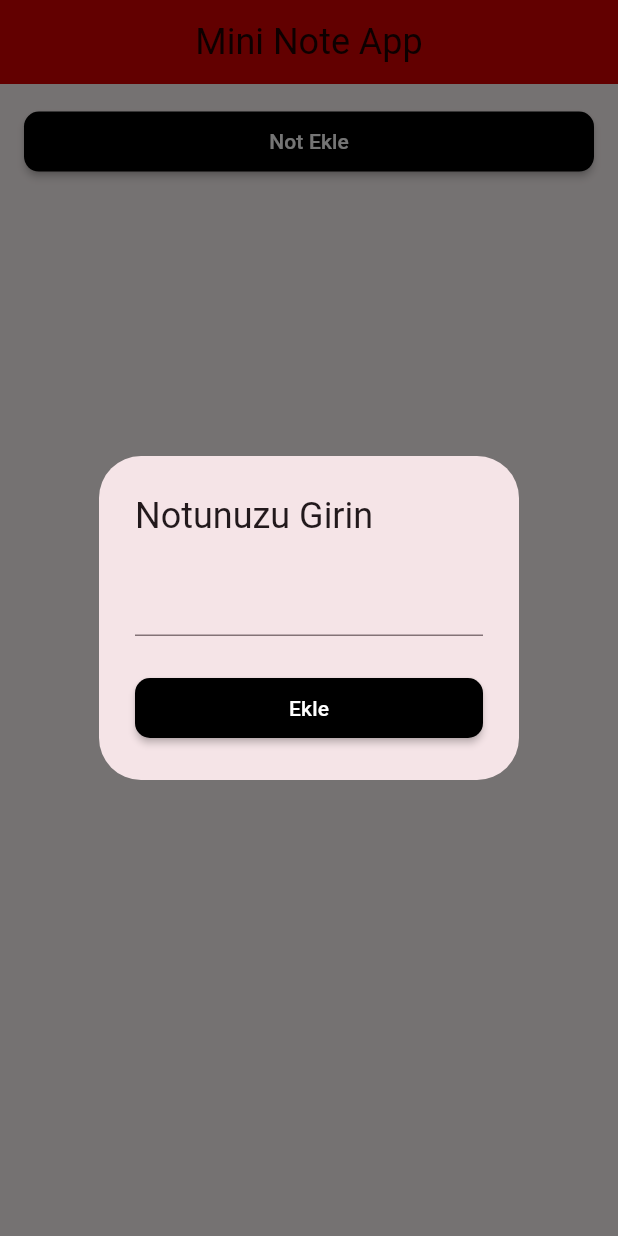
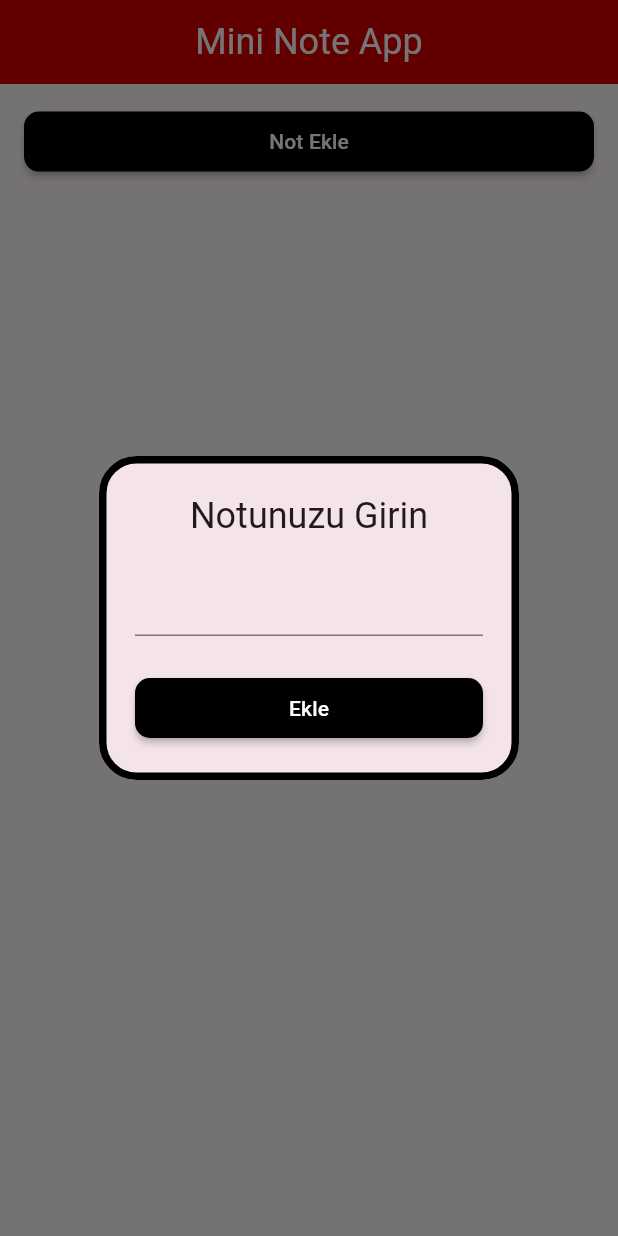
Before and after one commit to IsaTunahan/MiniNoteProject, a Flutter app: the screen it shows after launch, after a tap on "Not Ekle", on a phone screen of 412 x 824 dp. Run offline on Flutter 3.47's test engine with Material 2 defaults, Android fonts, the phone set to English and light mode, and no system bars.

Commit message:
Color changes applied

```diff
--- a/lib/main.dart
+++ b/lib/main.dart
@@ -1,5 +1,6 @@
 import 'package:flutter/material.dart';
 import 'package:flutter/services.dart';
+import 'package:mini_note_project/utils/theme.dart';
 import 'package:mini_note_project/view/my_home_page.dart';
 
 void main() {
@@ -16,11 +17,12 @@ class MyApp extends StatelessWidget {
       title: 'Flutter Demo',
       theme: ThemeData(
         appBarTheme: AppBarTheme(
-            systemOverlayStyle: SystemUiOverlayStyle.dark,
-            color: Colors.redAccent[700],
-            centerTitle: true,
-            elevation: 0,
-            titleTextStyle: Theme.of(context).textTheme.headlineSmall),
+          systemOverlayStyle: SystemUiOverlayStyle.light,
+          color: Colors.redAccent[700],
+          centerTitle: true,
+          elevation: 0,
+          titleTextStyle: Theme.of(context).textTheme.headlineSmall?.copyWith(color: AppTheme.secondaryColor),
+        ),
         colorScheme: ColorScheme.fromSeed(seedColor: Colors.black),
         useMaterial3: true,
       ),
--- a/lib/utils/custom_show_dialog.dart
+++ b/lib/utils/custom_show_dialog.dart
@@ -1,4 +1,5 @@
 import 'package:flutter/material.dart';
+import 'package:mini_note_project/utils/theme.dart';
 import 'package:mini_note_project/widgets/custom_button.dart';
 
 class NoteDialog {
@@ -10,7 +11,11 @@ class NoteDialog {
         context: context,
         builder: (BuildContext context) {
           return AlertDialog(
-            title: Text(title),
+            shape: RoundedRectangleBorder(
+              side: const BorderSide(width: 5,color: AppTheme.primaryColor),
+              borderRadius: BorderRadius.circular(25),
+            ),
+            title: Center(child: Text(title)),
             content: TextFormField(
               initialValue: initialValue,
               onChanged: (newValue) {
--- a/lib/view/my_home_page.dart
+++ b/lib/view/my_home_page.dart
@@ -34,7 +34,7 @@ class _MyHomePageState extends State<MyHomePage> {
   }
 
   // Update Note
-  void _updateNote(BuildContext context, int index) {
+  void updateNote(BuildContext context, int index) {
     String currentNote = notes[index];
     String title = 'Notunuzu Güncelleyin';
     String buttonText = 'Güncelle';
@@ -104,7 +104,7 @@ class _MyHomePageState extends State<MyHomePage> {
                     IconButton(
                       onPressed: () {
                         setState(() {
-                          _updateNote(context, index);
+                          updateNote(context, index);
                         });
                       },
                       icon: const Icon(Icons.edit),
```
